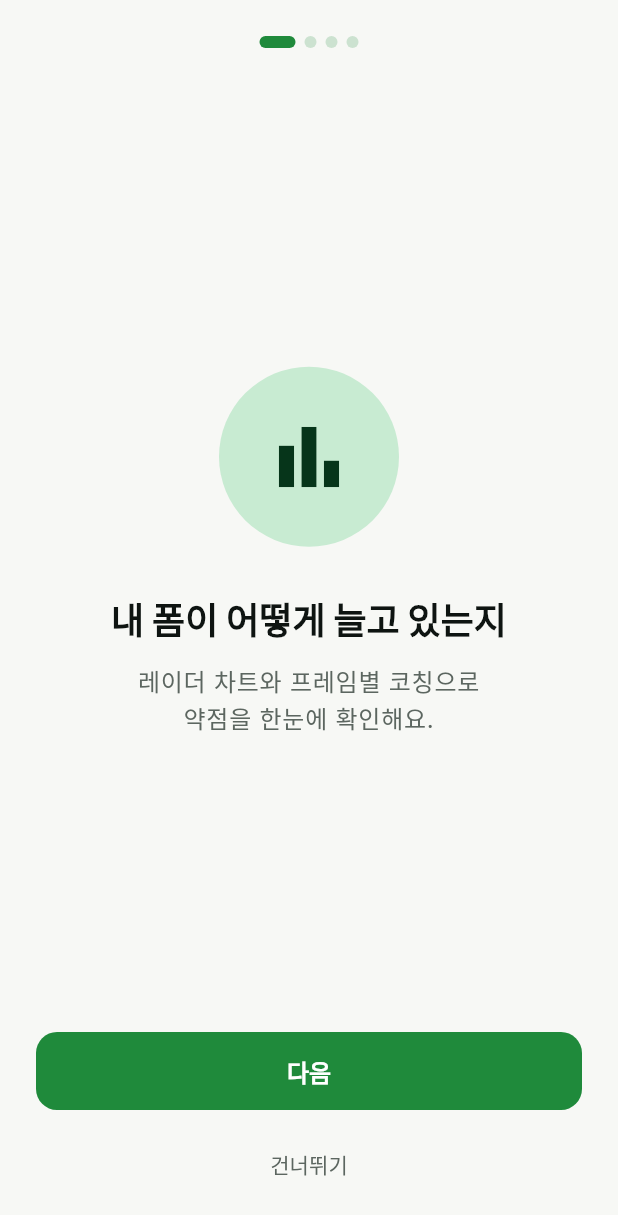
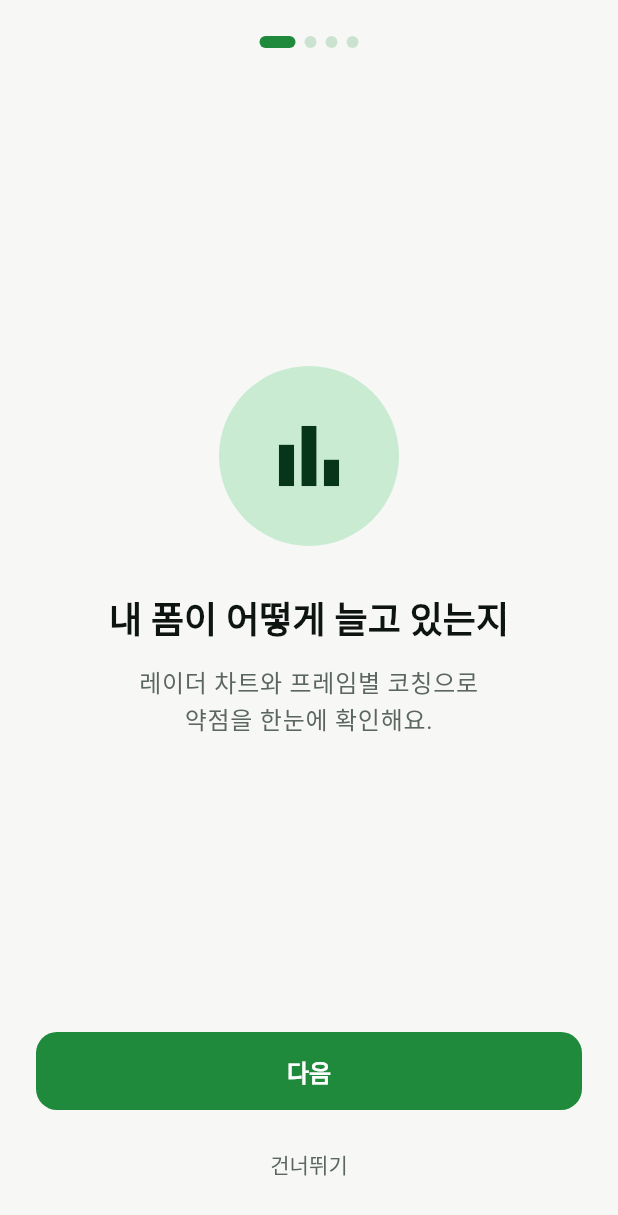
Before and after one commit to soarhigh03/shattlecoach, a Flutter app: the screen it shows after launch, swiped to page 2, on a phone screen of 412 x 824 dp. Shown: the top 1215 px of the screen. Run offline on Flutter 3.47's test engine with Material 3 defaults, Android fonts, the phone set to English and light mode, and no system bars; our stand-ins replace flutter_dotenv, flutter_riverpod, flutter_svg, go_router, google_sign_in, permission_handler and 2 more; accounts and stored records are empty; Roboto replaces fonts that are missing (Pretendard); project files that could hold a hidden picture were left out.

Commit message:
feat: Change app font to Pretendard

```diff
--- a/frontend/lib/theme/app_theme.dart
+++ b/frontend/lib/theme/app_theme.dart
@@ -1,5 +1,4 @@
 import 'package:flutter/material.dart';
-import 'package:google_fonts/google_fonts.dart';
 
 /// Centralized theme tokens for Shattlecoach.
 ///
@@ -30,10 +29,15 @@ class AppPalette {
   // Court tones (used in custom paint backgrounds, AI Coach screen, etc.)
   static const Color courtLine = Color(0xFFFFFFFF);
   static const Color courtSurface = Color(0xFF2F9E4F);
+
+  /// Active bottom-nav tint (icon + label).
+  static const Color navSelected = Color(0xFF2EB350);
 }
 
 class AppTheme {
   AppTheme._();
+
+  static const String _fontFamily = 'Pretendard';
 
   static ThemeData get light => _build(_lightScheme, Brightness.light);
   static ThemeData get dark => _build(_darkScheme, Brightness.dark);
@@ -98,19 +102,23 @@ class AppTheme {
       brightness: brightness,
       colorScheme: scheme,
       scaffoldBackgroundColor: scheme.surface,
+      fontFamily: _fontFamily,
     );
 
     return base.copyWith(
-      textTheme: GoogleFonts.interTextTheme(
-        base.textTheme,
-      ).apply(bodyColor: scheme.onSurface, displayColor: scheme.onSurface),
+      textTheme: base.textTheme.apply(
+        fontFamily: _fontFamily,
+        bodyColor: scheme.onSurface,
+        displayColor: scheme.onSurface,
+      ),
       appBarTheme: AppBarTheme(
         backgroundColor: scheme.surface,
         foregroundColor: scheme.onSurface,
         elevation: 0,
         scrolledUnderElevation: 1,
         centerTitle: false,
-        titleTextStyle: GoogleFonts.inter(
+        titleTextStyle: TextStyle(
+          fontFamily: _fontFamily,
           fontSize: 20,
           fontWeight: FontWeight.w700,
           color: scheme.onSurface,
@@ -118,21 +126,20 @@ class AppTheme {
       ),
       navigationBarTheme: NavigationBarThemeData(
         backgroundColor: scheme.surface,
-        indicatorColor: scheme.primaryContainer,
+        indicatorColor: Colors.transparent,
         labelTextStyle: WidgetStateProperty.resolveWith((states) {
           final selected = states.contains(WidgetState.selected);
-          return GoogleFonts.inter(
+          return TextStyle(
+            fontFamily: _fontFamily,
             fontSize: 12,
             fontWeight: selected ? FontWeight.w700 : FontWeight.w500,
-            color: selected ? scheme.onSurface : scheme.onSurfaceVariant,
+            color: selected ? AppPalette.navSelected : scheme.onSurfaceVariant,
           );
         }),
         iconTheme: WidgetStateProperty.resolveWith((states) {
           final selected = states.contains(WidgetState.selected);
           return IconThemeData(
-            color: selected
-                ? scheme.onPrimaryContainer
-                : scheme.onSurfaceVariant,
+            color: selected ? AppPalette.navSelected : scheme.onSurfaceVariant,
             size: 24,
           );
         }),
@@ -145,7 +152,8 @@ class AppTheme {
           shape: RoundedRectangleBorder(
             borderRadius: BorderRadius.circular(14),
           ),
-          textStyle: GoogleFonts.inter(
+          textStyle: const TextStyle(
+            fontFamily: _fontFamily,
             fontSize: 16,
             fontWeight: FontWeight.w700,
           ),
@@ -158,7 +166,8 @@ class AppTheme {
             borderRadius: BorderRadius.circular(14),
           ),
           side: BorderSide(color: scheme.outline),
-          textStyle: GoogleFonts.inter(
+          textStyle: const TextStyle(
+            fontFamily: _fontFamily,
             fontSize: 16,
             fontWeight: FontWeight.w600,
           ),
```
Also changed, not shown: frontend/pubspec.yaml (+13 -8 lines), 1 other file.
